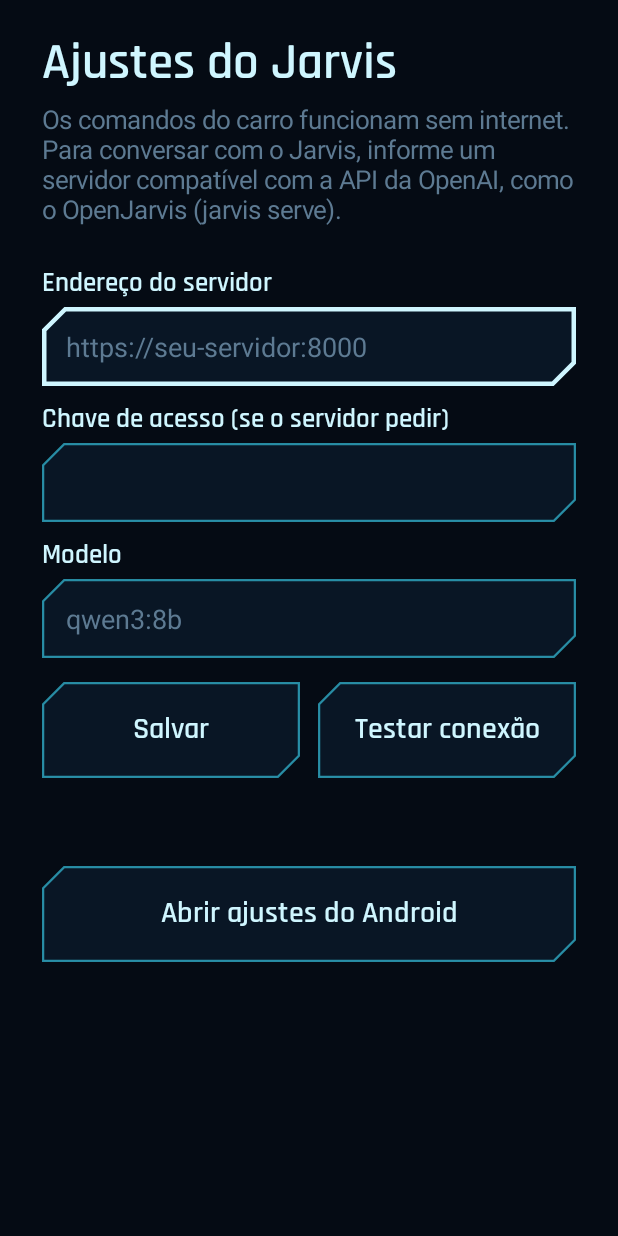
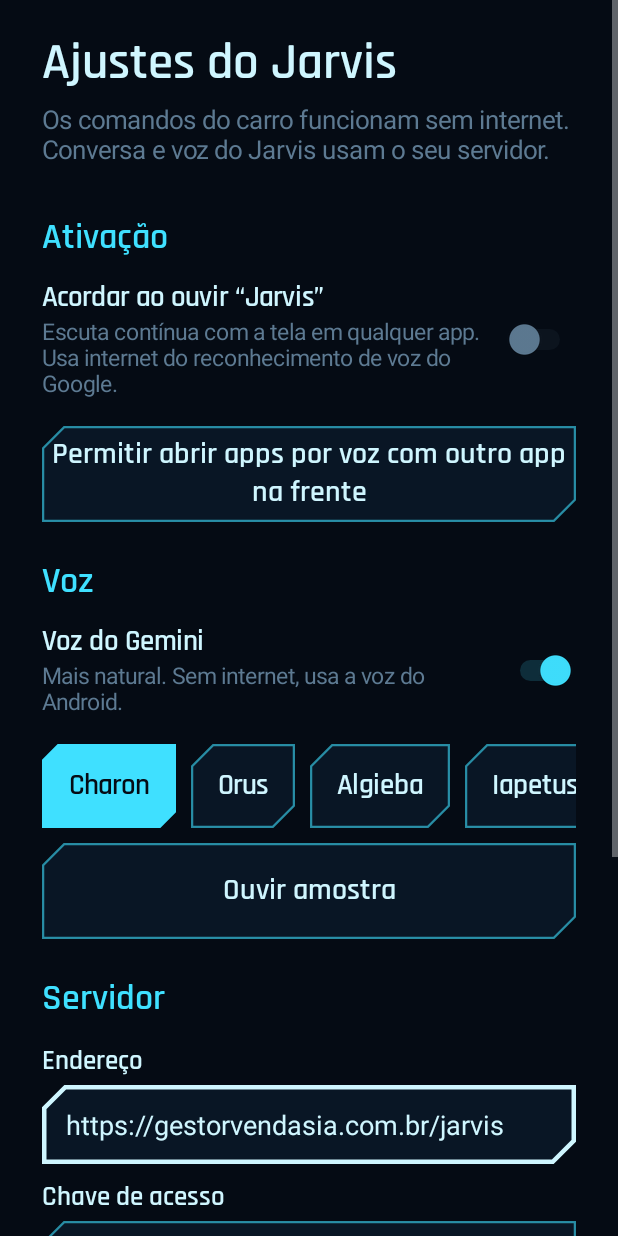
Before and after one commit to alyssonoinacio/painel-do-carro, an Android app: the ConfigActivity screen opened directly, with no data from a screen before it, on a phone screen of 412 x 824 dp. Run offline under Robolectric (Android 15) with nearby library versions, the phone set to English and light mode, and no system bars.

Commit message:
v2.1: ativação por "Jarvis" sem tocar, conversa contínua e voz do Gemini pelo gemini-balance
Co-Authored-By: Claude Opus 5.5 <noreply@anthropic.com>

```diff
--- a/app/build.gradle.kts
+++ b/app/build.gradle.kts
@@ -9,8 +9,8 @@ android {
         applicationId = "br.car.launcher"
         minSdk = 21
         targetSdk = 34
-        versionCode = 3
-        versionName = "2.0"
+        versionCode = 4
+        versionName = "2.1"
     }
     buildTypes {
         release {
--- a/app/src/main/AndroidManifest.xml
+++ b/app/src/main/AndroidManifest.xml
@@ -2,6 +2,11 @@
 <manifest xmlns:android="http://schemas.android.com/apk/res/android">
     <uses-permission android:name="android.permission.INTERNET" />
     <uses-permission android:name="android.permission.REQUEST_INSTALL_PACKAGES" />
+    <uses-permission android:name="android.permission.RECORD_AUDIO" />
+    <uses-permission android:name="android.permission.FOREGROUND_SERVICE" />
+    <uses-permission android:name="android.permission.FOREGROUND_SERVICE_MICROPHONE" />
+    <uses-permission android:name="android.permission.POST_NOTIFICATIONS" />
+    <uses-permission android:name="android.permission.SYSTEM_ALERT_WINDOW" />
     <queries>
         <intent><action android:name="android.speech.RecognitionService" /></intent>
         <intent><action android:name="android.speech.action.RECOGNIZE_SPEECH" /></intent>
@@ -21,6 +26,7 @@
         <activity android:name=".ConfigActivity" android:exported="false" android:windowSoftInputMode="adjustResize" />
         <activity android:name=".AppsActivity" android:exported="false"
             android:configChanges="orientation|screenSize|keyboardHidden" />
+        <service android:name=".JarvisService" android:exported="false" android:foregroundServiceType="microphone" />
         <receiver android:name=".UpdateReceiver" android:exported="false" />
     </application>
 </manifest>
--- a/app/src/main/java/br/car/launcher/ConfigActivity.kt
+++ b/app/src/main/java/br/car/launcher/ConfigActivity.kt
@@ -1,72 +1,136 @@
 package br.car.launcher
 
+import android.Manifest
 import android.app.Activity
 import android.content.Intent
+import android.content.pm.PackageManager
+import android.content.res.ColorStateList
+import android.net.Uri
+import android.os.Build
 import android.os.Bundle
 import android.provider.Settings
 import android.text.InputType
 import android.util.TypedValue
 import android.view.Gravity
 import android.widget.EditText
+import android.widget.HorizontalScrollView
 import android.widget.LinearLayout
 import android.widget.ScrollView
+import android.widget.Switch
 import android.widget.TextView
 import org.json.JSONArray
 import org.json.JSONObject
 import kotlin.concurrent.thread
 
-/** Ajustes do Jarvis: servidor de conversa (OpenJarvis ou compatível) e atalho para os ajustes do Android. */
+/** Ajustes do Jarvis: servidor (gemini-balance), voz, palavra de ativação e permissões. */
 class ConfigActivity : Activity() {
     private lateinit var status: TextView
+    private lateinit var url: EditText
+    private lateinit var chave: EditText
+    private lateinit var modelo: EditText
+    private var voz: Voz? = null
 
     override fun onCreate(b: Bundle?) {
         super.onCreate(b)
+        window.statusBarColor = Hud.ABISMO; window.navigationBarColor = Hud.ABISMO
         val p = prefs()
-        val col = LinearLayout(this).apply {
-            orientation = LinearLayout.VERTICAL
-            setPadding(dp(28), dp(20), dp(28), dp(28))
+        val col = LinearLayout(this).apply { orientation = LinearLayout.VERTICAL; setPadding(dp(28), dp(20), dp(28), dp(28)) }
+        col.addView(texto("Ajustes do Jarvis", 34f, Hud.GELO, true))
+        col.addView(texto("Os comandos do carro funcionam sem internet. Conversa e voz do Jarvis usam o seu servidor.",
+            17f, Hud.ACO, false).apply { setPadding(0, dp(4), 0, dp(8)) })
+
+        // --- ativação por voz
+        secao(col, "Ativação")
+        col.addView(chave("Acordar ao ouvir “Jarvis”",
+            "Escuta contínua com a tela em qualquer app. Usa internet do reconhecimento de voz do Google.", hotword()) { liga ->
+            p.edit().putBoolean("hotword", liga).apply()
+            if (liga) {
+                if (Build.VERSION.SDK_INT >= 23 && checkSelfPermission(Manifest.permission.RECORD_AUDIO) != PackageManager.PERMISSION_GRANTED)
+                    requestPermissions(arrayOf(Manifest.permission.RECORD_AUDIO), 1)
+                else JarvisService.enviar(this, JarvisService.INICIAR)
+            } else JarvisService.enviar(this, JarvisService.PARAR)
+        })
+        col.addView(botao("Permitir abrir apps por voz com outro app na frente") {
+            if (Build.VERSION.SDK_INT >= 23) startActivity(Intent(Settings.ACTION_MANAGE_OVERLAY_PERMISSION, Uri.parse("package:$packageName")))
+        }, LinearLayout.LayoutParams(-1, dp(64)).apply { topMargin = dp(10) })
+
+        // --- voz
+        secao(col, "Voz")
+        col.addView(chave("Voz do Gemini", "Mais natural. Sem internet, usa a voz do Android.", p.getBoolean("voz_servidor", true)) {
+            p.edit().putBoolean("voz_servidor", it).apply()
+        })
+        val chips = LinearLayout(this).apply { setPadding(0, dp(10), 0, 0) }
+        fun pintar() {
+            for (i in 0 until chips.childCount) (chips.getChildAt(i) as TextView).let {
+                val sel = it.text == vozNome()
+                it.setTextColor(if (sel) Hud.ABISMO else Hud.GELO)
+                it.background = if (sel) Chanfro(dpf(10f), dpf(1.5f), Hud.REATOR, Hud.REATOR) else fundoModulo()
+            }
         }
-        col.addView(texto("Ajustes do Jarvis", 34f, Hud.GELO, true))
-        col.addView(texto("Os comandos do carro funcionam sem internet. Para conversar com o Jarvis, " +
-            "informe um servidor compatível com a API da OpenAI, como o OpenJarvis (jarvis serve).", 17f, Hud.ACO, false)
-            .apply { setPadding(0, dp(4), 0, dp(16)) })
+        VOZES_JARVIS.forEach { nome ->
+            chips.addView(TextView(this).apply {
+                text = nome; gravity = Gravity.CENTER; typeface = Hud.forte(this@ConfigActivity)
+                setTextSize(TypedValue.COMPLEX_UNIT_SP, 19f); isClickable = true; isFocusable = true
+                setPadding(dp(18), 0, dp(18), 0)
+                setOnClickListener { p.edit().putString("voz_nome", nome).apply(); pintar() }
+            }, LinearLayout.LayoutParams(-2, dp(56)).apply { rightMargin = dp(10) })
+        }
+        pintar()
+        col.addView(HorizontalScrollView(this).apply { isHorizontalScrollBarEnabled = false; addView(chips) })
+        col.addView(botao("Ouvir amostra") {
+            salvar()
+            val v = voz ?: Voz(this).also { voz = it }
+            status.text = "Gerando a voz…"; status.setTextColor(Hud.ACO)
+            v.falar("Sistemas online. Às suas ordens, senhor.") { status.text = "" }
+        }, LinearLayout.LayoutParams(-1, dp(64)).apply { topMargin = dp(10) })
 
-        val url = campo(col, "Endereço do servidor", "https://seu-servidor:8000", p.getString("srv_url", ""), false)
-        val chave = campo(col, "Chave de acesso (se o servidor pedir)", "", p.getString("srv_chave", ""), true)
-        val modelo = campo(col, "Modelo", "qwen3:8b", p.getString("srv_modelo", ""), false)
-
-        status = texto("", 17f, Hud.ACO, false).apply { setPadding(0, dp(12), 0, dp(4)) }
-
+        // --- servidor
+        secao(col, "Servidor")
+        url = campo(col, "Endereço", URL_PADRAO, p.getString("srv_url", null) ?: URL_PADRAO, false)
+        chave = campo(col, "Chave de acesso", "jv-xxxx-xxxx-xxxx-xxxx", p.getString("srv_chave", ""), true)
+        modelo = campo(col, "Modelo", MODELO_PADRAO, p.getString("srv_modelo", ""), false)
         val botoes = LinearLayout(this).apply { setPadding(0, dp(16), 0, 0) }
-        fun salvar() = p.edit().putString("srv_url", url.text.toString().trim())
-            .putString("srv_chave", chave.text.toString().trim()).putString("srv_modelo", modelo.text.toString().trim()).apply()
         botoes.addView(botao("Salvar") { salvar(); status.text = "Ajustes salvos."; status.setTextColor(Hud.REATOR) },
             LinearLayout.LayoutParams(0, dp(64), 1f))
         botoes.addView(botao("Testar conexão") { salvar(); testar() },
             LinearLayout.LayoutParams(0, dp(64), 1f).apply { leftMargin = dp(12) })
         col.addView(botoes)
+        status = texto("", 17f, Hud.ACO, false).apply { setPadding(0, dp(12), 0, dp(4)) }
         col.addView(status)
-        col.addView(botao("Abrir ajustes do Android") {
-            startActivity(Intent(Settings.ACTION_SETTINGS))
-        }, LinearLayout.LayoutParams(-1, dp(64)).apply { topMargin = dp(20) })
 
+        col.addView(botao("Abrir ajustes do Android") { startActivity(Intent(Settings.ACTION_SETTINGS)) },
+            LinearLayout.LayoutParams(-1, dp(64)).apply { topMargin = dp(20) })
         setContentView(ScrollView(this).apply { setBackgroundColor(Hud.ABISMO); addView(col) })
     }
 
+    override fun onRequestPermissionsResult(req: Int, perms: Array<out String>, res: IntArray) {
+        super.onRequestPermissionsResult(req, perms, res)
+        if (res.firstOrNull() == PackageManager.PERMISSION_GRANTED) JarvisService.enviar(this, JarvisService.INICIAR)
+        else { status.text = "Sem o microfone o Jarvis não ouve. Permita para usar a ativação por voz."; status.setTextColor(Hud.AMBAR) }
+    }
+
+    override fun onPause() { super.onPause(); salvar() }
+    override fun onDestroy() { voz?.desligar(); super.onDestroy() }
+
+    private fun salvar() = prefs().edit().putString("srv_url", url.text.toString().trim())
+        .putString("srv_chave", chave.text.toString().trim()).putString("srv_modelo", modelo.text.toString().trim()).apply()
+
     private fun testar() {
-        val p = prefs()
-        val base = p.getString("srv_url", "").orEmpty()
-        if (base.isBlank()) { status.text = "Informe o endereço do servidor."; status.setTextColor(Hud.AMBAR); return }
+        if (srvUrl().isBlank()) { status.text = "Informe o endereço do servidor."; status.setTextColor(Hud.AMBAR); return }
         status.text = "Testando…"; status.setTextColor(Hud.ACO)
         thread {
-            val corpo = JSONObject().put("model", p.getString("srv_modelo", "").orEmpty().ifBlank { "default" })
+            val corpo = JSONObject().put("model", srvModelo())
                 .put("messages", JSONArray().put(JSONObject().put("role", "user").put("content", "Responda só: ok")))
                 .put("max_tokens", 20)
             val (msg, cor) = try {
-                val r = Jarvis(this).postar(base, p.getString("srv_chave", "").orEmpty(), corpo)
-                "Conectado. O servidor respondeu: $r" to Hud.REATOR
+                "Conectado. O servidor respondeu: ${Jarvis(this).postar(srvUrl(), srvChave(), corpo)}" to Hud.REATOR
             } catch (e: Exception) {
-                "Sem resposta do servidor (${e.message ?: e.javaClass.simpleName}). Confira o endereço, a chave e a internet." to Hud.AMBAR
+                val m = e.message.orEmpty()
+                (when {
+                    m.contains("401") || m.contains("403") -> "O servidor recusou a chave. Confira a chave de acesso."
+                    m.contains("404") -> "Endereço sem o Jarvis. Confira o endereço."
+                    else -> "Sem resposta do servidor ($m). Confira a internet e o endereço."
+                }) to Hud.AMBAR
             }
             runOnUiThread { status.text = msg; status.setTextColor(cor) }
         }
@@ -77,13 +141,31 @@ class ConfigActivity : Activity() {
         if (titulo) typeface = Hud.forte(this@ConfigActivity)
     }
 
+    private fun secao(col: LinearLayout, t: String) =
+        col.addView(texto(t, 24f, Hud.REATOR, true).apply { setPadding(0, dp(24), 0, dp(4)) })
+
+    private fun chave(t: String, sub: String, valor: Boolean, mudou: (Boolean) -> Unit) = LinearLayout(this).apply {
+        gravity = Gravity.CENTER_VERTICAL; setPadding(0, dp(8), 0, dp(8))
+        val txt = LinearLayout(context).apply { orientation = LinearLayout.VERTICAL }
+        txt.addView(texto(t, 19f, Hud.GELO, true))
+        txt.addView(texto(sub, 15f, Hud.ACO, false))
+        addView(txt, LinearLayout.LayoutParams(0, -2, 1f))
+        addView(Switch(context).apply {
+            isChecked = valor; minimumHeight = dp(56)
+            val estados = arrayOf(intArrayOf(android.R.attr.state_checked), intArrayOf())
+            thumbTintList = ColorStateList(estados, intArrayOf(Hud.REATOR, Hud.ACO))
+            trackTintList = ColorStateList(estados, intArrayOf(0x883FE0FF.toInt(), 0x445D7A92))
+            setOnCheckedChangeListener { _, v -> mudou(v) }
+        })
+    }
+
     private fun campo(col: LinearLayout, rotulo: String, dica: String, valor: String?, senha: Boolean): EditText {
         col.addView(texto(rotulo, 18f, Hud.GELO, true).apply { setPadding(0, dp(10), 0, dp(4)) })
         val e = EditText(this).apply {
             setText(valor); hint = dica; setTextColor(Hud.GELO); setHintTextColor(Hud.ACO)
             setTextSize(TypedValue.COMPLEX_UNIT_SP, 18f); background = fundoModulo(); isSingleLine = true
             setPadding(dp(16), dp(14), dp(16), dp(14))
-            inputType = if (senha) InputType.TYPE_CLASS_TEXT or InputType.TYPE_TEXT_VARIATION_PASSWORD
+            inputType = if (senha) InputType.TYPE_CLASS_TEXT or InputType.TYPE_TEXT_VARIATION_VISIBLE_PASSWORD
                         else InputType.TYPE_CLASS_TEXT or InputType.TYPE_TEXT_VARIATION_URI
         }
         col.addView(e, LinearLayout.LayoutParams(-1, -2))
--- a/app/src/main/java/br/car/launcher/HudViews.kt
+++ b/app/src/main/java/br/car/launcher/HudViews.kt
@@ -119,7 +119,7 @@ class Modulo(c: Context, icone: Icone, rotulo: String) : LinearLayout(c) {
     }
 }
 
-enum class Estado { PARADO, OUVINDO, PENSANDO, FALANDO }
+enum class Estado { PARADO, AGUARDANDO, OUVINDO, PENSANDO, FALANDO }
 
 /**
  * O reator: botão de voz do Jarvis. Anéis concêntricos que giram em sentidos opostos;
@@ -142,7 +142,7 @@ class Reator(c: Context) : View(c) {
         val agora = SystemClock.uptimeMillis()
         val dt = if (ultimo == 0L) 0f else (agora - ultimo) / 1000f
         ultimo = agora
-        val vel = when (estado) { Estado.PARADO -> 12f; Estado.OUVINDO -> 40f; Estado.PENSANDO -> 160f; Estado.FALANDO -> 30f }
+        val vel = when (estado) { Estado.PARADO -> 12f; Estado.AGUARDANDO -> 18f; Estado.OUVINDO -> 40f; Estado.PENSANDO -> 160f; Estado.FALANDO -> 30f }
         if (!estatico) giro = (giro + vel * dt) % 360f
 
         val cx = width / 2f; val cy = height / 2f
@@ -186,7 +186,7 @@ class Reator(c: Context) : View(c) {
         p.strokeCap = Paint.Cap.BUTT
 
         if (!estatico && isShown) {
-            if (estado == Estado.PARADO) postInvalidateDelayed(50) else postInvalidateOnAnimation()
+            if (estado == Estado.PARADO || estado == Estado.AGUARDANDO) postInvalidateDelayed(50) else postInvalidateOnAnimation()
         }
     }
 
--- a/app/src/main/java/br/car/launcher/Util.kt
+++ b/app/src/main/java/br/car/launcher/Util.kt
@@ -53,5 +53,23 @@ fun Context.startPkg(pkg: String): Boolean {
 
 fun Context.instalado(pkg: String) = packageManager.getLaunchIntentForPackage(pkg) != null
 
+const val URL_PADRAO = "https://gestorvendasia.com.br/jarvis"
+const val MODELO_PADRAO = "gemini-2.5-flash-lite"
+const val VOZ_PADRAO = "Charon"
+val VOZES_JARVIS = listOf("Charon", "Orus", "Algieba", "Iapetus", "Fenrir")
+
+fun Context.srvUrl(): String = prefs().getString("srv_url", null) ?: URL_PADRAO
+fun Context.srvChave(): String = prefs().getString("srv_chave", "").orEmpty()
+fun Context.srvModelo(): String = prefs().getString("srv_modelo", "").orEmpty().ifBlank { MODELO_PADRAO }
+fun Context.vozNome(): String = prefs().getString("voz_nome", null) ?: VOZ_PADRAO
+fun Context.hotword(): Boolean = prefs().getBoolean("hotword", false)
+
+/** Base ".../v1" a partir do que o usuário digitou (com ou sem /v1, com ou sem /chat/completions). */
+fun baseV1(url: String): String {
+    var b = url.trim().trimEnd('/')
+    b = b.removeSuffix("/chat/completions")
+    return if (b.endsWith("/v1")) b else "$b/v1"
+}
+
 val NAVEGACAO = listOf("com.waze", "com.google.android.apps.maps")
 val MUSICA = listOf("com.spotify.music", "com.google.android.apps.youtube.music", "com.google.android.music")
```
Also changed, not shown: app/src/main/java/br/car/launcher/Jarvis.kt (+10 -14 lines), app/src/main/java/br/car/launcher/JarvisService.kt (added, +236 -0 lines), app/src/main/java/br/car/launcher/MainActivity.kt (+39 -53 lines), app/src/main/java/br/car/launcher/Voz.kt (added, +117 -0 lines), 1 other file.
